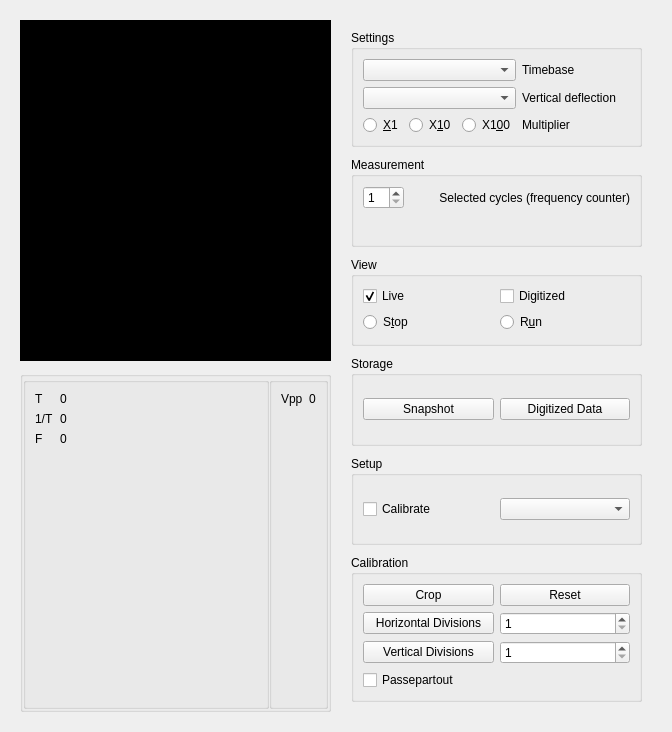
Above: Forms/Controls.ui from JosephEoff/D43 before the change. Below: the same form after it.
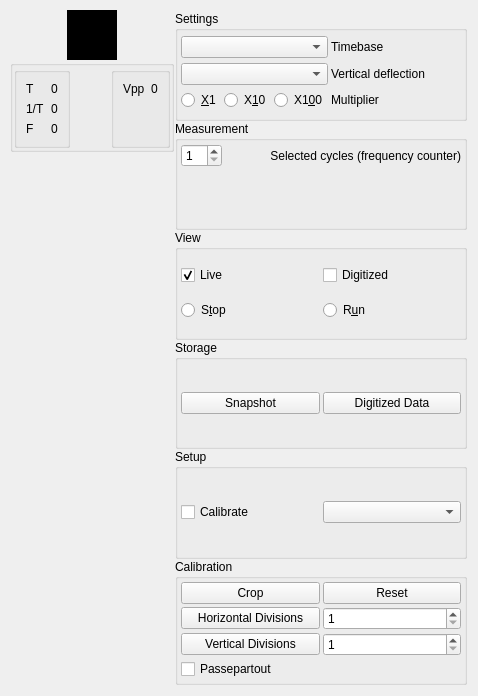
That is the form after the change. Custom widgets are drawn as their Qt base class.

```diff
--- a/Forms/Controls.ui
+++ b/Forms/Controls.ui
@@ -6,8 +6,8 @@
    <rect>
     <x>0</x>
     <y>0</y>
-    <width>672</width>
-    <height>732</height>
+    <width>478</width>
+    <height>696</height>
    </rect>
   </property>
   <property name="sizePolicy">
@@ -41,21 +41,24 @@
       <enum>QLayout::SetNoConstraint</enum>
      </property>
      <property name="leftMargin">
-      <number>10</number>
+      <number>0</number>
      </property>
      <property name="topMargin">
-      <number>10</number>
+      <number>0</number>
      </property>
      <property name="rightMargin">
-      <number>10</number>
+      <number>0</number>
      </property>
      <property name="bottomMargin">
-      <number>10</number>
+      <number>0</number>
      </property>
-     <item row="0" column="0">
+     <property name="spacing">
+      <number>0</number>
+     </property>
+     <item row="0" column="2">
       <layout class="QGridLayout" name="layoutDisplay">
        <property name="sizeConstraint">
-        <enum>QLayout::SetNoConstraint</enum>
+        <enum>QLayout::SetFixedSize</enum>
        </property>
        <property name="leftMargin">
         <number>0</number>
@@ -69,128 +72,10 @@
        <property name="bottomMargin">
         <number>0</number>
        </property>
-       <property name="horizontalSpacing">
+       <property name="spacing">
         <number>0</number>
        </property>
-       <item row="0" column="0">
-        <widget class="WebCamView" name="widgetLiveView" native="true">
-         <property name="sizePolicy">
-          <sizepolicy hsizetype="MinimumExpanding" vsizetype="MinimumExpanding">
-           <horstretch>0</horstretch>
-           <verstretch>0</verstretch>
-          </sizepolicy>
-         </property>
-         <property name="minimumSize">
-          <size>
-           <width>50</width>
-           <height>50</height>
-          </size>
-         </property>
-         <property name="styleSheet">
-          <string notr="true">background-color: rgb(0, 0, 0);</string>
-         </property>
-         <layout class="QGridLayout" name="gridLayout_7">
-          <property name="sizeConstraint">
-           <enum>QLayout::SetNoConstraint</enum>
-          </property>
-          <property name="leftMargin">
-           <number>0</number>
-          </property>
-          <property name="topMargin">
-           <number>0</number>
-          </property>
-          <property name="rightMargin">
-           <number>0</number>
-          </property>
-          <property name="bottomMargin">
-           <number>0</number>
-          </property>
-          <property name="spacing">
-           <number>0</number>
-          </property>
-          <item row="0" column="0">
-           <widget class="DigitizerView" name="widgetDigitizedView" native="true">
-            <property name="sizePolicy">
-             <sizepolicy hsizetype="MinimumExpanding" vsizetype="MinimumExpanding">
-              <horstretch>0</horstretch>
-              <verstretch>0</verstretch>
-             </sizepolicy>
-            </property>
-            <property name="minimumSize">
-             <size>
-              <width>50</width>
-              <height>50</height>
-             </size>
-            </property>
-            <property name="styleSheet">
-             <string notr="true">background-color: rgba(255, 255, 255, 0);</string>
-            </property>
-            <layout class="QGridLayout" name="gridLayout_8">
-             <property name="leftMargin">
-              <number>0</number>
-             </property>
-             <property name="topMargin">
-              <number>0</number>
-             </property>
-             <property name="rightMargin">
-              <number>0</number>
-             </property>
-             <property name="bottomMargin">
-              <number>0</number>
-             </property>
-             <property name="horizontalSpacing">
-              <number>0</number>
-             </property>
-             <item row="0" column="0">
-              <widget class="Grid" name="widgetGridView" native="true">
-               <property name="sizePolicy">
-                <sizepolicy hsizetype="MinimumExpanding" vsizetype="MinimumExpanding">
-                 <horstretch>0</horstretch>
-                 <verstretch>0</verstretch>
-                </sizepolicy>
-               </property>
-               <property name="styleSheet">
-                <string notr="true">background-color: rgba(255, 255, 255, 0);</string>
-               </property>
-               <layout class="QGridLayout" name="gridLayout_9">
-                <property name="leftMargin">
-                 <number>0</number>
-                </property>
-                <property name="topMargin">
-                 <number>0</number>
-                </property>
-                <property name="rightMargin">
-                 <number>0</number>
-                </property>
-                <property name="bottomMargin">
-                 <number>0</number>
-                </property>
-                <property name="horizontalSpacing">
-                 <number>0</number>
-                </property>
-                <item row="0" column="0">
-                 <widget class="QWidget" name="widgetCursorView" native="true">
-                  <property name="sizePolicy">
-                   <sizepolicy hsizetype="MinimumExpanding" vsizetype="MinimumExpanding">
-                    <horstretch>0</horstretch>
-                    <verstretch>0</verstretch>
-                   </sizepolicy>
-                  </property>
-                  <property name="styleSheet">
-                   <string notr="true">background-color: rgba(255, 255, 255, 0);</string>
-                  </property>
-                 </widget>
-                </item>
-               </layout>
-              </widget>
-             </item>
-            </layout>
-           </widget>
-          </item>
-         </layout>
-        </widget>
-       </item>
-       <item row="1" column="0">
+       <item row="1" column="0" alignment="Qt::AlignLeft|Qt::AlignTop">
         <widget class="QGroupBox" name="groupBoxMeasurements">
          <property name="sizePolicy">
           <sizepolicy hsizetype="MinimumExpanding" vsizetype="MinimumExpanding">
@@ -209,22 +94,19 @@
            <enum>QLayout::SetNoConstraint</enum>
           </property>
           <property name="leftMargin">
-           <number>0</number>
+           <number>1</number>
           </property>
           <property name="topMargin">
-           <number>0</number>
+           <number>1</number>
           </property>
           <property name="rightMargin">
-           <number>0</number>
+           <number>1</number>
           </property>
           <property name="bottomMargin">
-           <number>0</number>
+           <number>1</number>
           </property>
-          <property name="horizontalSpacing">
-           <number>0</number>
-          </property>
-          <property name="verticalSpacing">
-           <number>6</number>
+          <property name="spacing">
+           <number>1</number>
           </property>
           <item row="0" column="0">
            <widget class="QGroupBox" name="groupBoxTime">
@@ -246,6 +128,12 @@
              </property>
              <item row="0" column="0">
               <widget class="QLabel" name="labelDeltaT">
+               <property name="sizePolicy">
+                <sizepolicy hsizetype="MinimumExpanding" vsizetype="Preferred">
+                 <horstretch>0</horstretch>
+                 <verstretch>0</verstretch>
+                </sizepolicy>
+               </property>
                <property name="text">
                 <string>T</string>
                </property>
@@ -253,6 +141,12 @@
              </item>
              <item row="0" column="1">
               <widget class="QLabel" name="labelDeltaTDisplay">
+               <property name="sizePolicy">
+                <sizepolicy hsizetype="MinimumExpanding" vsizetype="Preferred">
+                 <horstretch>0</horstretch>
+                 <verstretch>0</verstretch>
+                </sizepolicy>
+               </property>
                <property name="text">
                 <string>0</string>
                </property>
@@ -260,6 +154,12 @@
              </item>
              <item row="1" column="0">
               <widget class="QLabel" name="labelTInverse">
+               <property name="sizePolicy">
+                <sizepolicy hsizetype="MinimumExpanding" vsizetype="Preferred">
+                 <horstretch>0</horstretch>
+                 <verstretch>0</verstretch>
+                </sizepolicy>
+               </property>
                <property name="text">
                 <string>1/T</string>
                </property>
@@ -267,6 +167,12 @@
              </item>
              <item row="1" column="1">
               <widget class="QLabel" name="labelTInverseDisplay">
+               <property name="sizePolicy">
+                <sizepolicy hsizetype="MinimumExpanding" vsizetype="Preferred">
+                 <horstretch>0</horstretch>
+                 <verstretch>0</verstretch>
+                </sizepolicy>
+               </property>
                <property name="text">
                 <string>0</string>
                </property>
@@ -274,6 +180,12 @@
              </item>
              <item row="2" column="0">
               <widget class="QLabel" name="labelF">
+               <property name="sizePolicy">
+                <sizepolicy hsizetype="MinimumExpanding" vsizetype="Preferred">
+                 <horstretch>0</horstretch>
+                 <verstretch>0</verstretch>
+                </sizepolicy>
+               </property>
                <property name="text">
                 <string>F</string>
                </property>
@@ -281,6 +193,12 @@
              </item>
              <item row="2" column="1">
               <widget class="QLabel" name="labelFDisplay">
+               <property name="sizePolicy">
+                <sizepolicy hsizetype="MinimumExpanding" vsizetype="Preferred">
+                 <horstretch>0</horstretch>
+                 <verstretch>0</verstretch>
+                </sizepolicy>
+               </property>
                <property name="text">
                 <string>0</string>
                </property>
@@ -289,10 +207,10 @@
             </layout>
            </widget>
           </item>
-          <item row="0" column="1">
+          <item row="0" column="2">
            <widget class="QGroupBox" name="groupBoxVoltage">
             <property name="sizePolicy">
-             <sizepolicy hsizetype="Minimum" vsizetype="Minimum">
+             <sizepolicy hsizetype="MinimumExpanding" vsizetype="MinimumExpanding">
               <horstretch>0</horstretch>
               <verstretch>0</verstretch>
              </sizepolicy>
@@ -309,6 +227,12 @@
              </property>
              <item row="0" column="0">
               <widget class="QLabel" name="labelVpp">
+               <property name="sizePolicy">
+                <sizepolicy hsizetype="MinimumExpanding" vsizetype="Preferred">
+                 <horstretch>0</horstretch>
+                 <verstretch>0</verstretch>
+                </sizepolicy>
+               </property>
                <property name="text">
                 <string>Vpp</string>
                </property>
@@ -316,6 +240,12 @@
              </item>
              <item row="0" column="1">
               <widget class="QLabel" name="labelVppDisplay">
+               <property name="sizePolicy">
+                <sizepolicy hsizetype="MinimumExpanding" vsizetype="Preferred">
+                 <horstretch>0</horstretch>
+                 <verstretch>0</verstretch>
+                </sizepolicy>
+               </property>
                <property name="text">
                 <string>0</string>
                </property>
@@ -324,27 +254,157 @@
             </layout>
            </widget>
           </item>
+          <item row="0" column="1">
+           <spacer name="horizontalSpacer">
+            <property name="orientation">
+             <enum>Qt::Horizontal</enum>
+            </property>
+            <property name="sizeHint" stdset="0">
+             <size>
+              <width>40</width>
+              <height>20</height>
+             </size>
+            </property>
+           </spacer>
+          </item>
          </layout>
         </widget>
        </item>
+       <item row="2" column="0">
+        <spacer name="verticalSpacer">
+         <property name="orientation">
+          <enum>Qt::Vertical</enum>
+         </property>
+         <property name="sizeHint" stdset="0">
+          <size>
+           <width>20</width>
+           <height>40</height>
+          </size>
+         </property>
+        </spacer>
+       </item>
+       <item row="0" column="0">
+        <layout class="QGridLayout" name="gridLayout_10">
+         <property name="sizeConstraint">
+          <enum>QLayout::SetNoConstraint</enum>
+         </property>
+         <property name="leftMargin">
+          <number>0</number>
+         </property>
+         <property name="topMargin">
+          <number>0</number>
+         </property>
+         <property name="rightMargin">
+          <number>0</number>
+         </property>
+         <property name="bottomMargin">
+          <number>0</number>
+         </property>
+         <property name="spacing">
+          <number>0</number>
+         </property>
+         <item row="0" column="0" alignment="Qt::AlignTop">
+          <widget class="WebCamView" name="widgetLiveView" native="true">
+           <property name="sizePolicy">
+            <sizepolicy hsizetype="Fixed" vsizetype="Fixed">
+             <horstretch>0</horstretch>
+             <verstretch>0</verstretch>
+            </sizepolicy>
+           </property>
+           <property name="minimumSize">
+            <size>
+             <width>50</width>
+             <height>50</height>
+            </size>
+           </property>
+           <property name="styleSheet">
+            <string notr="true">background-color: rgb(0, 0, 0);</string>
+           </property>
+          </widget>
+         </item>
+         <item row="0" column="0">
+          <widget class="DigitizerView" name="widgetDigitizedView" native="true">
+           <property name="sizePolicy">
+            <sizepolicy hsizetype="Fixed" vsizetype="Fixed">
+             <horstretch>0</horstretch>
+             <verstretch>0</verstretch>
+            </sizepolicy>
+           </property>
+           <property name="minimumSize">
+            <size>
+             <width>50</width>
+             <height>50</height>
+            </size>
+           </property>
+           <property name="styleSheet">
+            <string notr="true">background-color: rgba(255, 255, 255, 0);</string>
+           </property>
+          </widget>
+         </item>
+         <item row="0" column="0" alignment="Qt::AlignLeft">
+          <widget class="Grid" name="widgetGridView" native="true">
+           <property name="sizePolicy">
+            <sizepolicy hsizetype="Fixed" vsizetype="Fixed">
+             <horstretch>0</horstretch>
+             <verstretch>0</verstretch>
+            </sizepolicy>
+           </property>
+           <property name="minimumSize">
+            <size>
+             <width>50</width>
+             <height>50</height>
+            </size>
+           </property>
+           <property name="styleSheet">
+            <string notr="true">background-color: rgba(255, 255, 255, 0);</string>
+           </property>
+          </widget>
+         </item>
+         <item row="0" column="0">
+          <widget class="QWidget" name="widgetCursorView" native="true">
+           <property name="enabled">
+            <bool>true</bool>
+           </property>
+           <property name="sizePolicy">
+            <sizepolicy hsizetype="Fixed" vsizetype="Fixed">
+             <horstretch>0</horstretch>
+             <verstretch>0</verstretch>
+            </sizepolicy>
+           </property>
+           <property name="minimumSize">
+            <size>
+             <width>50</width>
+             <height>50</height>
+            </size>
+           </property>
+           <property name="styleSheet">
+            <string notr="true">background-color: rgba(255, 255, 255, 0);</string>
+           </property>
+          </widget>
+         </item>
+        </layout>
+       </item>
       </layout>
      </item>
-     <item row="0" column="1">
+     <item row="0" column="3">
       <layout class="QGridLayout" name="layoutControls">
        <property name="sizeConstraint">
-        <enum>QLayout::SetNoConstraint</enum>
+        <enum>QLayout::SetFixedSize</enum>
        </property>
        <property name="leftMargin">
-        <number>10</number>
+        <number>1</number>
        </property>
        <property name="topMargin">
-        <number>10</number>
+        <number>1</number>
        </property>
        <property name="rightMargin">
-        <number>10</number>
+        <number>1</number>
        </property>
        <property name="bottomMargin">
-        <number>10</number>
+        <number>1</number>
+       </property>
+       <property name="horizontalSpacing">
+        <number>1</number>
        </property>
        <item row="0" column="0">
         <widget class="QGroupBox" name="groupBoxSettings">
@@ -358,6 +418,21 @@
           <string>Settings</string>
          </property>
          <layout class="QGridLayout" name="gridLayout_3">
+          <property name="leftMargin">
+           <number>3</number>
+          </property>
+          <property name="topMargin">
+           <number>3</number>
+          </property>
+          <property name="rightMargin">
+           <number>3</number>
+          </property>
+          <property name="bottomMargin">
+           <number>3</number>
+          </property>
+          <property name="spacing">
+           <number>3</number>
+          </property>
           <item row="0" column="0">
            <widget class="QComboBox" name="comboBoxTimeBase">
             <property name="toolTip">
@@ -429,6 +504,24 @@
           <string>Measurement</string>
          </property>
          <layout class="QFormLayout" name="formLayout_3">
+          <property name="horizontalSpacing">
+           <number>3</number>
+          </property>
+          <property name="verticalSpacing">
+           <number>3</number>
+          </property>
+          <property name="leftMargin">
+           <number>3</number>
+          </property>
+          <property name="topMargin">
+           <number>3</number>
+          </property>
+          <property name="rightMargin">
+           <number>3</number>
+          </property>
+          <property name="bottomMargin">
+           <number>3</number>
+          </property>
           <item row="0" column="0">
            <widget class="QSpinBox" name="spinBoxSelectedCycles">
             <property name="minimum">
@@ -473,6 +566,21 @@
           <string>View</string>
          </property>
          <layout class="QGridLayout" name="gridLayout_5">
+          <property name="leftMargin">
+           <number>3</number>
+          </property>
+          <property name="topMargin">
+           <number>3</number>
+          </property>
+          <property name="rightMargin">
+           <number>3</number>
+          </property>
+          <property name="bottomMargin">
+           <number>3</number>
+          </property>
+          <property name="spacing">
+           <number>3</number>
+          </property>
           <item row="2" column="0">
            <widget class="QCheckBox" name="checkBoxLive">
             <property name="text">
@@ -519,6 +627,21 @@
           <string>Storage</string>
          </property>
          <layout class="QGridLayout" name="gridLayout_4">
+          <property name="leftMargin">
+           <number>3</number>
+          </property>
+          <property name="topMargin">
+           <number>3</number>
+          </property>
+          <property name="rightMargin">
+           <number>3</number>
+          </property>
+          <property name="bottomMargin">
+           <number>3</number>
+          </property>
+          <property name="spacing">
+           <number>3</number>
+          </property>
           <item row="0" column="0">
            <widget class="QPushButton" name="pushButtonSnapshot">
             <property name="text">
@@ -548,6 +671,21 @@
           <string>Setup</string>
          </property>
          <layout class="QGridLayout" name="gridLayout">
+          <property name="leftMargin">
+           <number>3</number>
+          </property>
+          <property name="topMargin">
+           <number>3</number>
+          </property>
+          <property name="rightMargin">
+           <number>3</number>
+          </property>
+          <property name="bottomMargin">
+           <number>3</number>
+          </property>
+          <property name="spacing">
+           <number>3</number>
+          </property>
           <item row="0" column="0">
            <widget class="QCheckBox" name="checkBoxShowCalibration">
             <property name="text">
@@ -576,6 +714,21 @@
           <property name="sizeConstraint">
            <enum>QLayout::SetMinimumSize</enum>
           </property>
+          <property name="leftMargin">
+           <number>3</number>
+          </property>
+          <property name="topMargin">
+           <number>3</number>
+          </property>
+          <property name="rightMargin">
+           <number>3</number>
+          </property>
+          <property name="bottomMargin">
+           <number>3</number>
+          </property>
+          <property name="spacing">
+           <number>3</number>
+          </property>
           <item row="1" column="0">
            <widget class="QPushButton" name="pushButtonHoroizontalDivisions">
             <property name="text">
```
